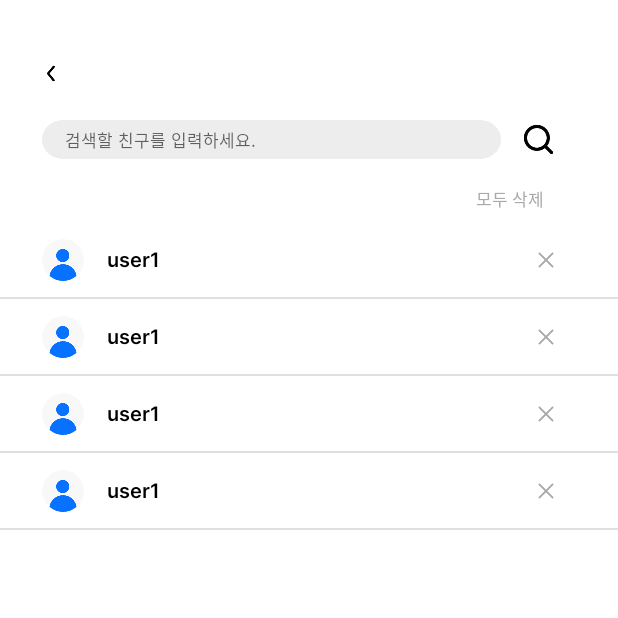
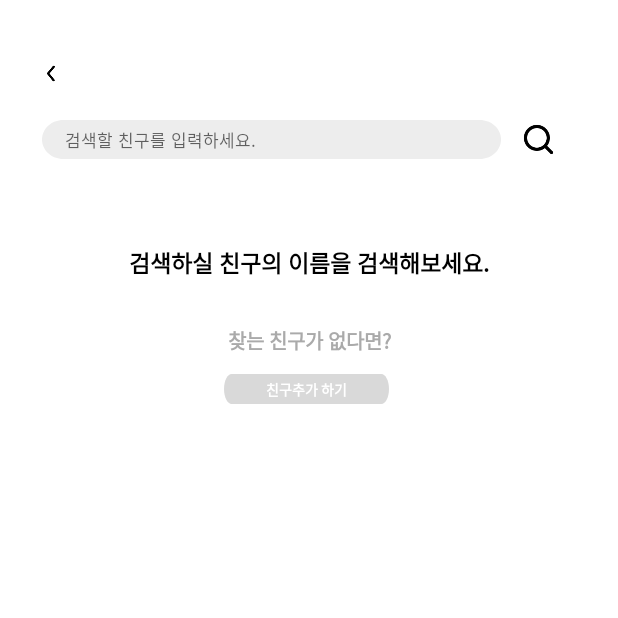
Before and after one commit to kimjjunho/Andibag, an Android app: the SearchActivity screen opened directly, with no data from a screen before it, on a phone screen of 412 x 824 dp, the top half of it. Run offline under Robolectric (Android 15) with nearby library versions, the phone set to English and light mode, and no system bars; our stand-ins replace RxJava, data binding; network calls fail.

```diff
--- a/AndibagProject/app/src/main/java/com/example/andibagproject/data/searchfriend/SearchFriendAPI.kt
+++ b/AndibagProject/app/src/main/java/com/example/andibagproject/data/searchfriend/SearchFriendAPI.kt
@@ -13,18 +13,18 @@ interface SearchFriendAPI {
         @Body nickname: String
     ):Single<Response<SearchFriendResponse>>
 
-    @GET("friend/memo")
+    @GET("memo")
     fun loadSearchFriendList(
         @Header("Authorization") header: String
     ):Single<Response<SearchFriendResponseList>>
 
-    @DELETE("friend/memo/{id}")
+    @DELETE("memo/{id}")
     fun deleteSearchFriendList(
         @Header("Authorization") header: String,
         @Path("id") id: Long
     ):Single<Response<Unit>>
 
-    @DELETE("friend/memo")
+    @DELETE("memo")
     fun deleteAllSearchFriendList(
         @Header("Authorization") header: String
     ):Single<Response<Unit>>
--- a/AndibagProject/app/src/main/java/com/example/andibagproject/feature/friend/search/ui/SearchActivity.kt
+++ b/AndibagProject/app/src/main/java/com/example/andibagproject/feature/friend/search/ui/SearchActivity.kt
@@ -27,12 +27,12 @@ class SearchActivity : BaseActivity<ActivitySearchBinding>(R.layout.activity_sea
         SearchFriendAdapter(binding.rv,this,vm)
     }
 
-    private var searchFriendList = arrayListOf<SearchFriendResponse>().apply {
+    private var searchFriendList = arrayListOf<SearchFriendResponse>()/*.apply {
         add(SearchFriendResponse(0,"user1","01012345678"))
         add(SearchFriendResponse(0,"user1","01012345678"))
         add(SearchFriendResponse(0,"user1","01012345678"))
         add(SearchFriendResponse(0,"user1","01012345678"))
-    }
+    }*/
 
     override fun onCreate(savedInstanceState: Bundle?) {
         super.onCreate(savedInstanceState)
```
